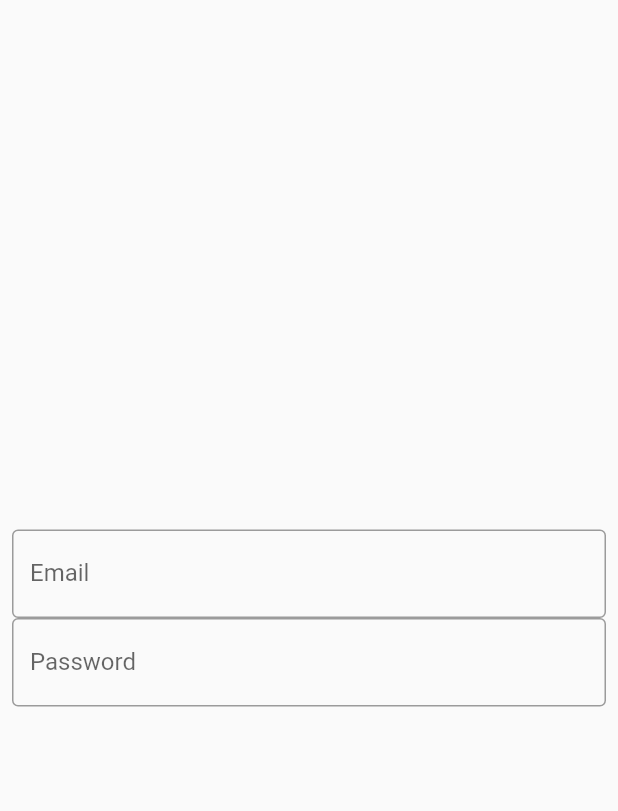
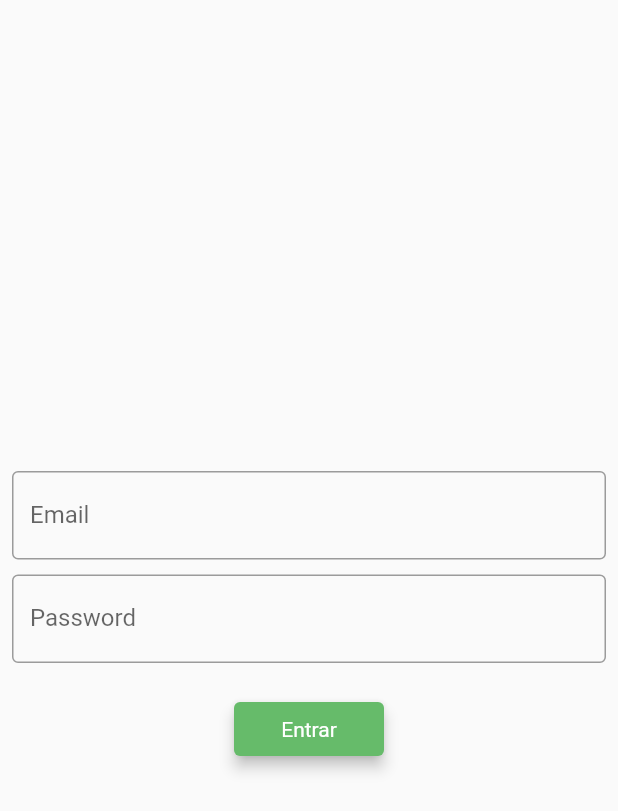
Before and after one commit to Giovaniavs/Capyba_Challenge, a Flutter app: the screen it shows after launch, on a phone screen of 412 x 824 dp. Shown: the top 811 px of the screen. Run offline on Flutter 3.47's test engine with Material 2 defaults, Android fonts, the light colour scheme and no system bars.

Commit message:
Feature(component): created a button component with two parameters, title and backgroundColor

```diff
--- /dev/null
+++ b/lib/components/buttonComponent.dart
@@ -0,0 +1,23 @@
+import 'package:flutter/material.dart';
+
+class ButtonComponent extends StatelessWidget {
+  final String title;
+  final Color backgroundColor;
+
+  ButtonComponent({Key key, this.title, this.backgroundColor})
+      : super(key: key);
+
+  @override
+  Widget build(BuildContext context) {
+    return TextButton(
+      child: Text(this.title),
+      onPressed: () {},
+      style: TextButton.styleFrom(
+          primary: Colors.white,
+          shadowColor: Colors.black,
+          elevation: 4,
+          backgroundColor: backgroundColor,
+          textStyle: TextStyle(color: Colors.white)),
+    );
+  }
+}
--- a/lib/components/loginInputComponent.dart
+++ b/lib/components/loginInputComponent.dart
@@ -2,8 +2,9 @@ import 'package:flutter/material.dart';
 
 class InputComponent extends StatefulWidget {
   final String typeOfInput;
+  final Function onChanged;
 
-  InputComponent({Key key, this.typeOfInput}) : super(key: key);
+  InputComponent({Key key, this.typeOfInput, this.onChanged}) : super(key: key);
 
   @override
   _InputComponentState createState() => _InputComponentState();
@@ -14,6 +15,7 @@ class _InputComponentState extends State<InputComponent> {
   Widget build(BuildContext context) {
     return widget.typeOfInput == 'Email'
         ? (TextField(
+            onChanged: widget.onChanged,
             keyboardType: TextInputType.emailAddress,
             decoration: InputDecoration(
                 labelText: widget.typeOfInput, border: OutlineInputBorder()),
--- a/lib/pages/loginPage.dart
+++ b/lib/pages/loginPage.dart
@@ -1,5 +1,7 @@
+import 'package:flutter/material.dart';
+
+import 'package:capyba_challenge/components/buttonComponent.dart';
 import 'package:capyba_challenge/components/loginInputComponent.dart';
-import 'package:flutter/material.dart';
 
 class LoginPage extends StatefulWidget {
   @override
@@ -7,6 +9,9 @@ class LoginPage extends StatefulWidget {
 }
 
 class _LoginPageState extends State<LoginPage> {
+  String email = '';
+  String password = '';
+
   @override
   Widget build(BuildContext context) {
     return Material(
@@ -20,10 +25,28 @@ class _LoginPageState extends State<LoginPage> {
               children: [
                 InputComponent(
                   typeOfInput: 'Email',
+                  onChanged: (emailValue) {
+                    email = emailValue;
+                  },
+                ),
+                SizedBox(
+                  height: 10,
                 ),
                 InputComponent(
                   typeOfInput: 'Senha',
-                )
+                  onChanged: (passwordValue) {
+                    password = passwordValue;
+                  },
+                ),
+                SizedBox(
+                  height: 20,
+                ),
+                Container(
+                    width: 100,
+                    child: ButtonComponent(
+                      title: 'Entrar',
+                      backgroundColor: Colors.green.shade400,
+                    )),
               ],
             ),
           )),
```
